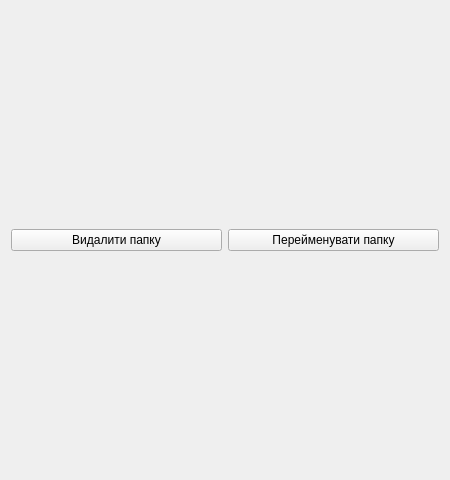
Qt form QTtask Project/open_folder_window.ui (DonchykVitaliy/QT-task-manager) before a commit.
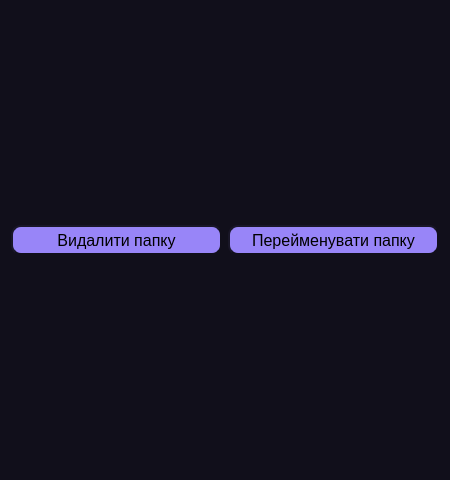
The same form after that commit.

The edit to the form file:
```diff
--- a/QTtask Project/open_folder_window.ui
+++ b/QTtask Project/open_folder_window.ui
@@ -13,11 +13,41 @@
   <property name="windowTitle">
    <string>Form</string>
   </property>
+  <property name="styleSheet">
+   <string notr="true">background-color: rgb(17, 15, 27);</string>
+  </property>
   <layout class="QVBoxLayout" name="verticalLayout_5" stretch="1,1">
    <item>
     <layout class="QHBoxLayout" name="horizontalLayout_2">
      <item>
       <widget class="QPushButton" name="deleteBtn">
+       <property name="minimumSize">
+        <size>
+         <width>0</width>
+         <height>30</height>
+        </size>
+       </property>
+       <property name="styleSheet">
+        <string notr="true">QPushButton
+{
+	font-size: 12pt;
+	border-style: outset;
+    border-width: 2px;
+    border-radius: 10px;
+	
+	background-color: rgb(152, 133, 248);
+	color: rgb(0, 0, 0);
+	border-color: rgb(17, 15, 27);
+}
+QPushButton:hover
+{
+	background-color: rgb(121, 97, 245);
+}
+QPushButton:pressed
+{
+	background-color: rgb(97, 72, 226);
+}</string>
+       </property>
        <property name="text">
         <string>Видалити папку</string>
        </property>
@@ -25,6 +55,33 @@
      </item>
      <item>
       <widget class="QPushButton" name="renameBtn">
+       <property name="minimumSize">
+        <size>
+         <width>0</width>
+         <height>30</height>
+        </size>
+       </property>
+       <property name="styleSheet">
+        <string notr="true">QPushButton
+{
+	font-size: 12pt;
+	border-style: outset;
+    border-width: 2px;
+    border-radius: 10px;
+	
+	background-color: rgb(152, 133, 248);
+	color: rgb(0, 0, 0);
+	border-color: rgb(17, 15, 27);
+}
+QPushButton:hover
+{
+	background-color: rgb(121, 97, 245);
+}
+QPushButton:pressed
+{
+	background-color: rgb(97, 72, 226);
+}</string>
+       </property>
        <property name="text">
         <string>Перейменувати папку</string>
        </property>
```
